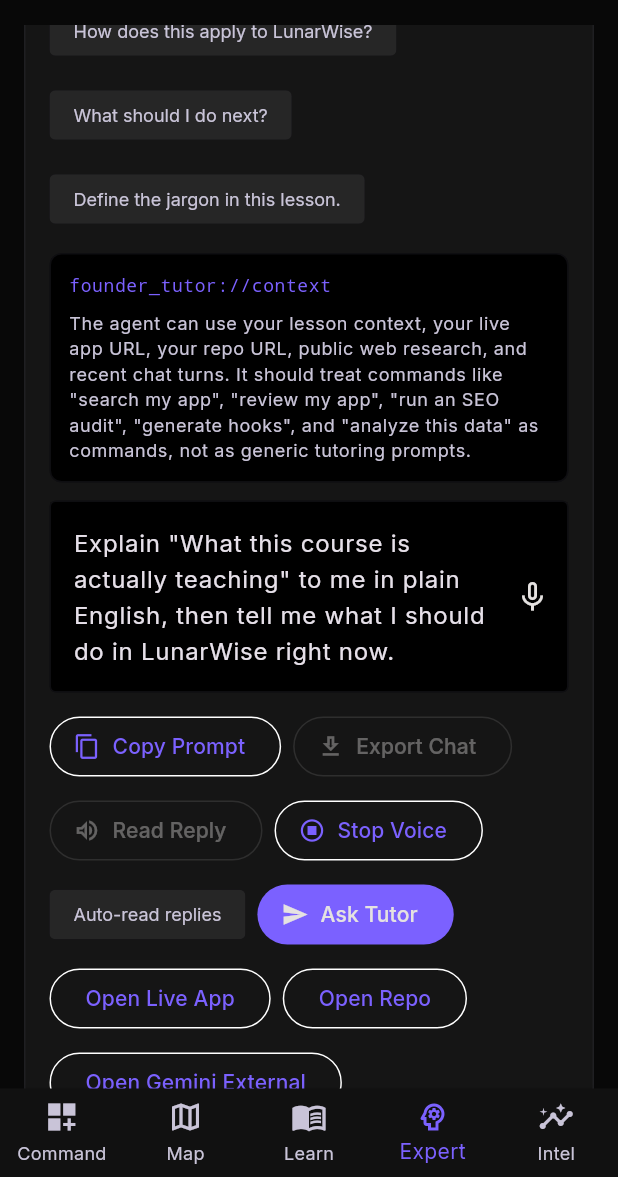
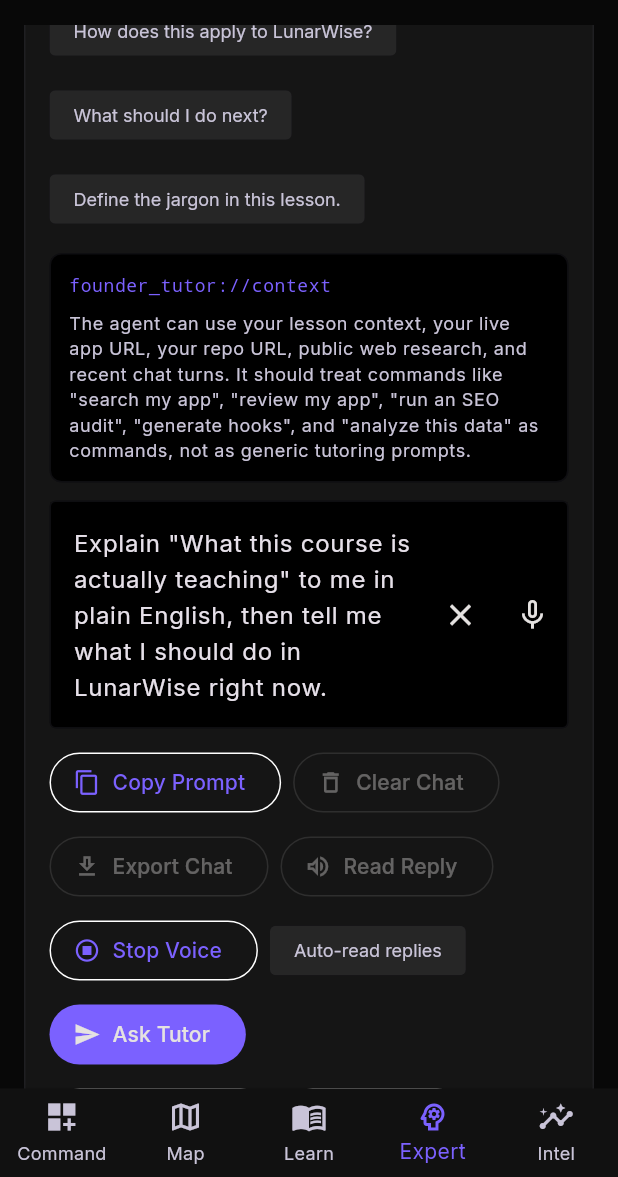
Before and after one commit to lissetteesq-cloud/founder-os, a Flutter app: the screen it shows after launch, item 4 of the bottom bar chosen, scrolled down 1152 dp, on a phone screen of 412 x 824 dp, the part 59-1236 px from its top. Run offline on Flutter 3.47's test engine with Material 3 defaults, Android fonts, the phone set to English and light mode, and no system bars; our stand-ins replace audioplayers, google_fonts, shared_preferences, speech_to_text, supabase_flutter; missing offline and left inert: dart:html; accounts and stored records are empty.

Commit message:
Fix tutor search routing and clear controls

```diff
--- a/lib/main.dart
+++ b/lib/main.dart
@@ -797,8 +797,7 @@
 
   @override
   Widget build(BuildContext context) {
-    if (_lastLessonId != widget.lesson.id ||
-        _promptController.text.trim().isEmpty) {
+    if (_lastLessonId != widget.lesson.id) {
       final starter =
           'Explain "${widget.lesson.title}" to me in plain English, then tell me what I should do in LunarWise right now.';
       _lastLessonId = widget.lesson.id;
@@ -1015,12 +1014,31 @@
             decoration: InputDecoration(
               hintText:
                   'Ask anything. Examples: "search my app", "review my homepage", "run an SEO audit", "generate 15 hooks", "analyze this data: ..."',
-              suffixIcon: IconButton(
-                onPressed: _speechReady ? _toggleListening : null,
-                icon: Icon(_isListening ? Icons.mic : Icons.mic_none),
-                tooltip: _isListening ? 'Stop dictation' : 'Start dictation',
-              ),
-            ),
+              suffixIcon: Row(
+                mainAxisSize: MainAxisSize.min,
+                children: [
+                  IconButton(
+                    onPressed: _promptController.text.trim().isEmpty
+                        ? null
+                        : () {
+                            setState(() {
+                              _promptController.clear();
+                            });
+                          },
+                    icon: const Icon(Icons.clear),
+                    tooltip: 'Clear input',
+                  ),
+                  IconButton(
+                    onPressed: _speechReady ? _toggleListening : null,
+                    icon: Icon(_isListening ? Icons.mic : Icons.mic_none),
+                    tooltip: _isListening
+                        ? 'Stop dictation'
+                        : 'Start dictation',
+                  ),
+                ],
+              ),
+            ),
+            onChanged: (_) => setState(() {}),
           ),
           const SizedBox(height: 12),
           Wrap(
@@ -1031,6 +1049,18 @@
                 onPressed: () => _copyPrompt(context),
                 icon: const Icon(Icons.content_copy),
                 label: const Text('Copy Prompt'),
+              ),
+              OutlinedButton.icon(
+                onPressed: _messages.isEmpty
+                    ? null
+                    : () {
+                        setState(() {
+                          _messages.clear();
+                          _error = null;
+                        });
+                      },
+                icon: const Icon(Icons.delete_outline),
+                label: const Text('Clear Chat'),
               ),
               OutlinedButton.icon(
                 onPressed: _messages.isEmpty
```
Also changed, not shown: 1 other file.
